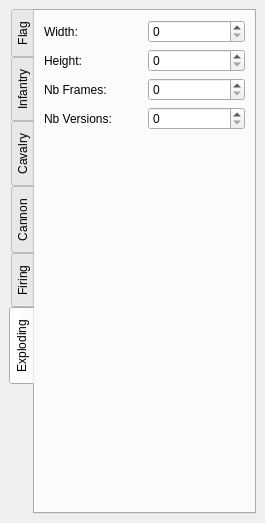
The window that ksirkskineditor/ksirkspritesdefinition.ui (KDE/ksirk) describes before a commit, drawn with Qt 5.
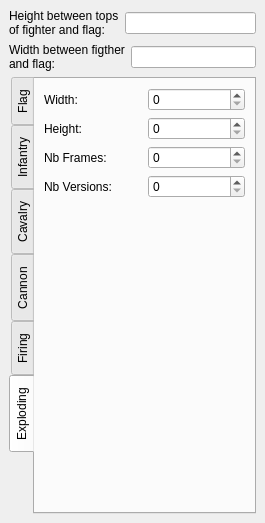
The same window after the commit. Custom widgets are drawn as their Qt base class.

Patch:
```diff
--- a/ksirkskineditor/ksirkspritesdefinition.ui
+++ b/ksirkskineditor/ksirkspritesdefinition.ui
@@ -14,6 +14,36 @@
   </property>
   <widget class="QWidget" name="dockWidgetContents" >
    <layout class="QVBoxLayout" name="verticalLayout_5" >
+    <item>
+     <layout class="QHBoxLayout" name="horizontalLayout_3" >
+      <item>
+       <widget class="QLabel" name="label_25" >
+        <property name="text" >
+         <string>Height between tops
+of fighter and flag:</string>
+        </property>
+       </widget>
+      </item>
+      <item>
+       <widget class="QLineEdit" name="heightDiffLineEdit" />
+      </item>
+     </layout>
+    </item>
+    <item>
+     <layout class="QHBoxLayout" name="horizontalLayout_4" >
+      <item>
+       <widget class="QLabel" name="label_26" >
+        <property name="text" >
+         <string>Width between figther
+and flag:</string>
+        </property>
+       </widget>
+      </item>
+      <item>
+       <widget class="QLineEdit" name="widthDiffLineEdit" />
+      </item>
+     </layout>
+    </item>
     <item>
      <widget class="KTabWidget" name="ktabwidget" >
       <property name="tabPosition" >
```
